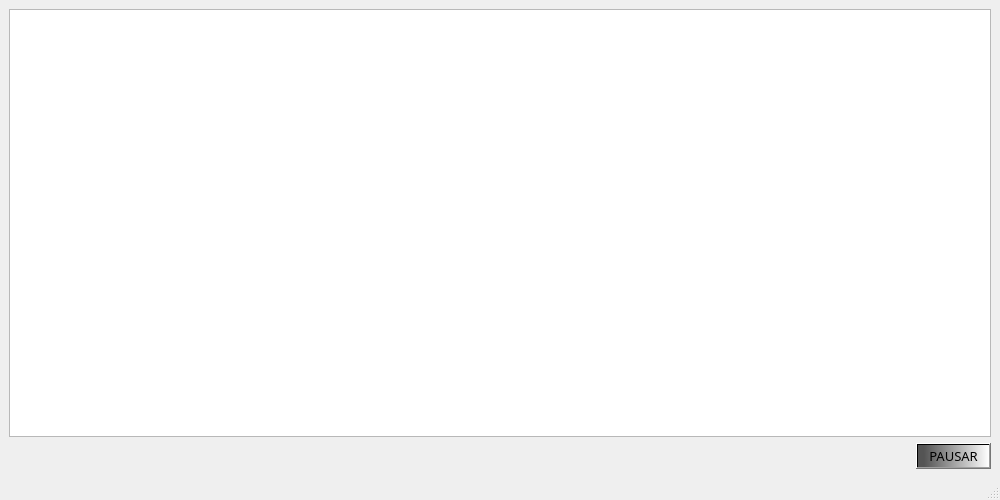
The window that Juego/Burbuja_Killer/mainwindow.ui (SebastianArroyo/Juego_info2) describes before a commit, drawn with Qt 5.
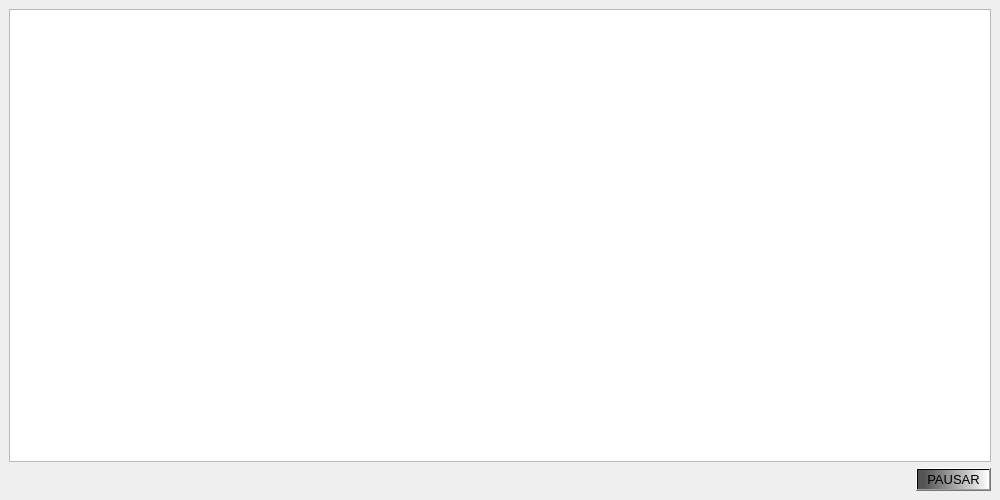
The same window after the commit.

What changed in the file:
```diff
--- a/Juego/Burbuja_Killer/mainwindow.ui
+++ b/Juego/Burbuja_Killer/mainwindow.ui
@@ -26,7 +26,6 @@
      <widget class="QPushButton" name="pushButton">
       <property name="font">
        <font>
-        <family>MV Boli</family>
         <pointsize>10</pointsize>
        </font>
       </property>
@@ -41,7 +40,6 @@
     </item>
    </layout>
   </widget>
-  <widget class="QStatusBar" name="statusbar"/>
  </widget>
  <resources/>
  <connections/>
```
